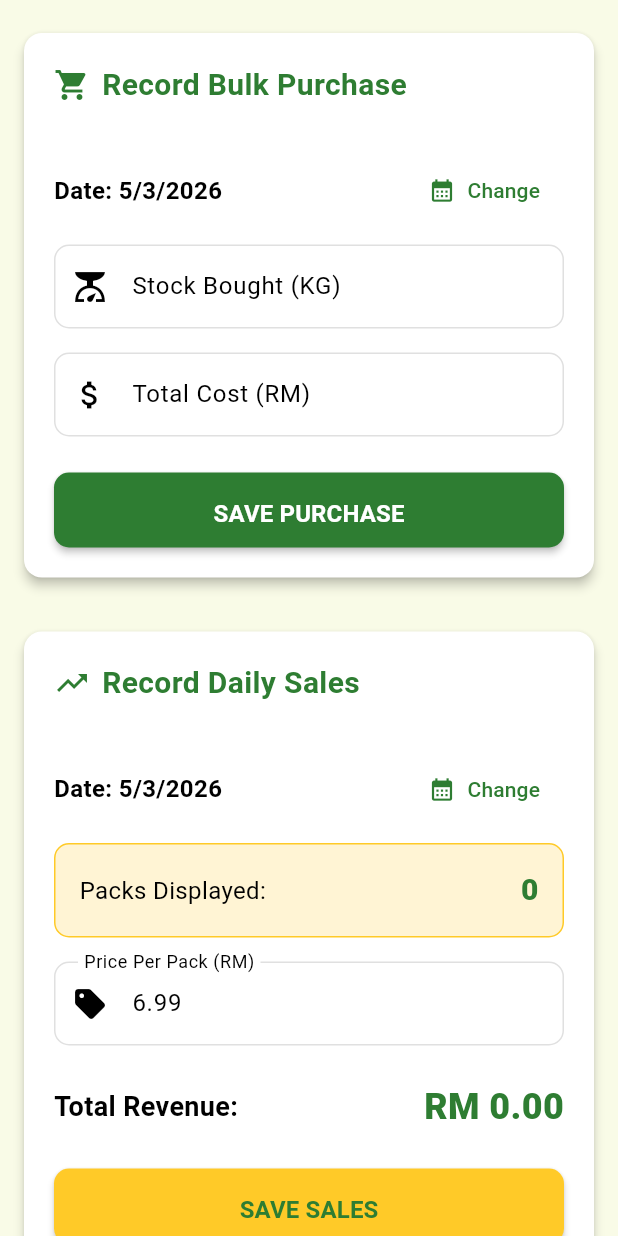
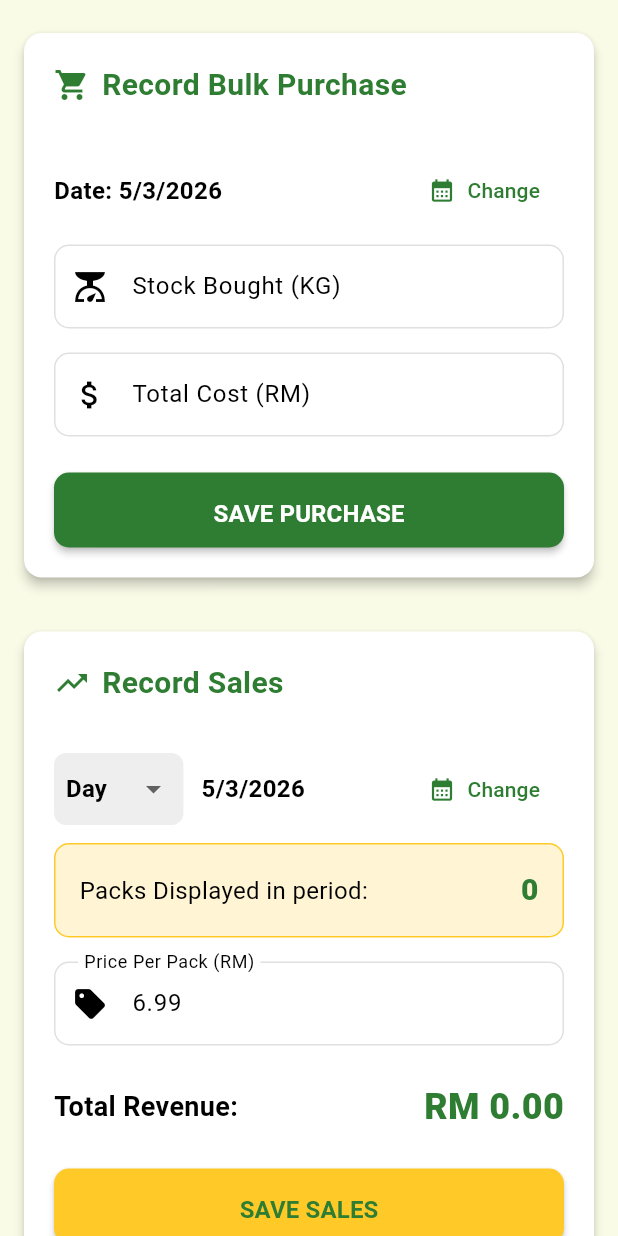
Before and after one commit to nassss20/nangka, a Flutter app: the FinancePage widget shown alone on an empty page, opened directly, after a tap on "SAVE SALES", on a phone screen of 412 x 824 dp. Run offline on Flutter 3.47's test engine with Material 3 defaults, Android fonts, the phone set to English and light mode, and no system bars; our stand-ins replace pdf, printing, shared_preferences; accounts and stored records are empty; network calls fail.

Commit message:
Update main.dart

```diff
--- a/lib/main.dart
+++ b/lib/main.dart
@@ -11,7 +11,6 @@ import 'package:printing/printing.dart';
 const String apiUrl = 'https://nangka-api.onrender.com/api/inventories';
 
 void main() async {
-  // Required so SharedPreferences can talk to the native code before the app starts
   WidgetsFlutterBinding.ensureInitialized();
   final prefs = await SharedPreferences.getInstance();
   final bool isLoggedIn = prefs.getBool('isLoggedIn') ?? false;
@@ -29,14 +28,12 @@ class NangkaApp extends StatelessWidget {
       debugShowCheckedModeBanner: false,
       title: 'Nangka Inventory',
       theme: ThemeData(
-        // --- NANGKA COLOR PALETTE ---
-        primaryColor: const Color(0xFF2E7D32), // Deep Nangka Green
-        scaffoldBackgroundColor: const Color(0xFFF9FBE7), // Very light yellow-green tint
+        primaryColor: const Color(0xFF2E7D32),
+        scaffoldBackgroundColor: const Color(0xFFF9FBE7),
         colorScheme: ColorScheme.fromSwatch().copyWith(
           primary: const Color(0xFF2E7D32),
-          secondary: const Color(0xFFFFCA28), // Vibrant Nangka Yellow
+          secondary: const Color(0xFFFFCA28),
         ),
-        // --- GLOBAL INPUT DESIGN (PC Friendly) ---
         inputDecorationTheme: InputDecorationTheme(
           filled: true,
           fillColor: Colors.white,
@@ -54,7 +51,6 @@ class NangkaApp extends StatelessWidget {
             borderSide: const BorderSide(color: Color(0xFF2E7D32), width: 2),
           ),
         ),
-        // --- GLOBAL BUTTON DESIGN ---
         elevatedButtonTheme: ElevatedButtonThemeData(
           style: ElevatedButton.styleFrom(
             backgroundColor: const Color(0xFF2E7D32),
@@ -64,14 +60,12 @@ class NangkaApp extends StatelessWidget {
             padding: const EdgeInsets.symmetric(vertical: 16),
           ),
         ),
-        // --- GLOBAL CARD DESIGN ---
         cardTheme: CardThemeData(
           elevation: 3,
           shape: RoundedRectangleBorder(borderRadius: BorderRadius.circular(12)),
           margin: const EdgeInsets.symmetric(vertical: 6),
         ),
       ),
-      // Automatically route user based on their saved login state
       home: isLoggedIn ? const MainDashboard() : const LoginPage(),
     );
   }
@@ -143,7 +137,7 @@ class _LoginPageState extends State<LoginPage> {
   void _login() async {
     if (_usernameController.text == 'admin' && _passwordController.text == 'admin') {
       final prefs = await SharedPreferences.getInstance();
-      await prefs.setBool('isLoggedIn', true); // Save login token
+      await prefs.setBool('isLoggedIn', true);
 
       if (mounted) {
         Navigator.pushReplacement(context, MaterialPageRoute(builder: (context) => const MainDashboard()));
@@ -159,7 +153,6 @@ class _LoginPageState extends State<LoginPage> {
   Widget build(BuildContext context) {
     return Scaffold(
       body: Center(
-        // PC FRIENDLY CONSTRAINT
         child: ConstrainedBox(
           constraints: const BoxConstraints(maxWidth: 400),
           child: Padding(
@@ -169,7 +162,7 @@ class _LoginPageState extends State<LoginPage> {
               children: [
                 Container(
                   padding: const EdgeInsets.all(16),
-                  decoration: BoxDecoration(
+                  decoration: const BoxDecoration(
                     color: Colors.white,
                     shape: BoxShape.circle,
                     boxShadow: [BoxShadow(color: Colors.black12, blurRadius: 10, spreadRadius: 5)],
@@ -191,8 +184,8 @@ class _LoginPageState extends State<LoginPage> {
                   child: ElevatedButton(
                     onPressed: _login,
                     style: ElevatedButton.styleFrom(
-                      backgroundColor: const Color(0xFFFFCA28), // Yellow Button
-                      foregroundColor: const Color(0xFF2E7D32), // Green Text
+                      backgroundColor: const Color(0xFFFFCA28),
+                      foregroundColor: const Color(0xFF2E7D32),
                     ),
                     child: const Text('LOGIN', style: TextStyle(fontSize: 18, fontWeight: FontWeight.bold, letterSpacing: 1.2))
                   )
@@ -222,7 +215,7 @@ class _MainDashboardState extends State<MainDashboard> {
 
   void _logout() async {
     final prefs = await SharedPreferences.getInstance();
-    await prefs.remove('isLoggedIn'); // Delete login token
+    await prefs.remove('isLoggedIn');
 
     if (mounted) {
       Navigator.pushReplacement(context, MaterialPageRoute(builder: (context) => const LoginPage()));
@@ -428,7 +421,6 @@ class _EntryPageState extends State<EntryPage> {
   @override
   Widget build(BuildContext context) {
     return Center(
-      // PC FRIENDLY CONSTRAINT
       child: ConstrainedBox(
         constraints: const BoxConstraints(maxWidth: 800),
         child: SingleChildScrollView(
@@ -514,19 +506,24 @@ class FinancePage extends StatefulWidget {
 }
 
 class _FinancePageState extends State<FinancePage> {
+  // Purchase controls
   DateTime _purchaseDate = DateTime.now();
-  DateTime _salesDate = DateTime.now();
-
   final _kgController = TextEditingController();
   final _purchaseRmController = TextEditingController();
+  InventoryItem? _currentPurchaseItem;
+
+  // Sales controls
+  String _salesMode = 'Day'; // 'Day' or 'Range'
+  DateTime _salesDate = DateTime.now();
+  DateTimeRange? _salesDateRange;
+
   final _salesPriceController = TextEditingController(text: '6.99');
 
+  List<InventoryItem> _currentSalesItems = [];
   int _salesDisplayedPacks = 0;
   double _totalSalesCalculated = 0.0;
+
   bool _isLoading = false;
-
-  InventoryItem? _currentPurchaseItem;
-  InventoryItem? _currentSalesItem;
 
   @override
   void initState() {
@@ -535,6 +532,7 @@ class _FinancePageState extends State<FinancePage> {
     _fetchSalesData();
   }
 
+  // ==== PURCHASE METHODS ====
   Future<InventoryItem?> _getFirstEntryForDate(DateTime date) async {
     try {
       final response = await http.get(Uri.parse(apiUrl)).timeout(const Duration(seconds: 5));
@@ -552,28 +550,8 @@ class _FinancePageState extends State<FinancePage> {
     InventoryItem? item = await _getFirstEntryForDate(_purchaseDate);
     setState(() {
       _currentPurchaseItem = item;
-      _clearPurchaseForm();
-    });
-  }
-
-  void _clearPurchaseForm() {
       _kgController.clear();
       _purchaseRmController.clear();
-  }
-
-  Future<void> _fetchSalesData() async {
-    InventoryItem? item = await _getFirstEntryForDate(_salesDate);
-    setState(() {
-      _currentSalesItem = item;
-      _salesDisplayedPacks = item?.displayPacks ?? 0;
-      _calculateSales();
-    });
-  }
-
-  void _calculateSales() {
-    double price = double.tryParse(_salesPriceController.text) ?? 0.0;
-    setState(() {
-      _totalSalesCalculated = _salesDisplayedPacks * price;
     });
   }
 
@@ -596,66 +574,105 @@ class _FinancePageState extends State<FinancePage> {
         };
         await http.post(Uri.parse(apiUrl), headers: {'Content-Type': 'application/json'}, body: json.encode(body));
       }
-
-      // Force UI to show new data immediately before fetching
-      setState(() {
-        if (_currentPurchaseItem != null) {
-          _currentPurchaseItem = InventoryItem(
-            id: _currentPurchaseItem!.id, date: _currentPurchaseItem!.date, kg: _currentPurchaseItem!.kg, purchaseKg: purchaseKg, totalPacks: _currentPurchaseItem!.totalPacks, displayPacks: _currentPurchaseItem!.displayPacks, rejectedAmount: _currentPurchaseItem!.rejectedAmount, rejectedUnit: _currentPurchaseItem!.rejectedUnit, balancePacks: _currentPurchaseItem!.balancePacks, purchaseRM: purchaseRm, salesRM: _currentPurchaseItem!.salesRM
-          );
-        }
-      });
-
       await _fetchPurchaseData();
       if (mounted) ScaffoldMessenger.of(context).showSnackBar(const SnackBar(content: Text('Purchase Saved!'), backgroundColor: Color(0xFF2E7D32)));
     } catch (e) {
-      print(e);
       if (mounted) ScaffoldMessenger.of(context).showSnackBar(const SnackBar(content: Text('Error saving purchase.'), backgroundColor: Colors.red));
     } finally { setState(() => _isLoading = false); }
   }
 
-  Future<void> _deleteFin(int id, bool isPurchase) async {
+  // ==== SALES METHODS ====
+  Future<void> _fetchSalesData() async {
     setState(() => _isLoading = true);
-    var item = isPurchase ? _currentPurchaseItem : _currentSalesItem;
-    if (item != null) {
     try {
-        Map<String, dynamic> body = item.toJson();
-        if (isPurchase) { body['purchase_kg'] = 0.0; body['purchase_rm'] = 0.0; } else { body['sales_rm'] = 0.0; }
-        await http.put(Uri.parse('$apiUrl/${item.id}'), headers: {'Content-Type': 'application/json'}, body: json.encode(body));
-        isPurchase ? await _fetchPurchaseData() : await _fetchSalesData();
-      } catch (e) { print(e); }
+      final response = await http.get(Uri.parse(apiUrl)).timeout(const Duration(seconds: 5));
+      if (response.statusCode == 200) {
+        List<dynamic> data = json.decode(response.body);
+        List<InventoryItem> allData = data.map((json) => InventoryItem.fromJson(json)).toList();
+
+        List<InventoryItem> filtered = [];
+        if (_salesMode == 'Day') {
+          filtered = allData.where((item) => item.date.year == _salesDate.year && item.date.month == _salesDate.month && item.date.day == _salesDate.day).toList();
+        } else if (_salesMode == 'Range' && _salesDateRange != null) {
+          DateTime start = DateTime(_salesDateRange!.start.year, _salesDateRange!.start.month, _salesDateRange!.start.day);
+          DateTime end = DateTime(_salesDateRange!.end.year, _salesDateRange!.end.month, _salesDateRange!.end.day);
+          filtered = allData.where((item) {
+            DateTime itemDay = DateTime(item.date.year, item.date.month, item.date.day);
+            return (itemDay.isAtSameMomentAs(start) || itemDay.isAfter(start)) && (itemDay.isAtSameMomentAs(end) || itemDay.isBefore(end));
+          }).toList();
         }
+
+        setState(() {
+          _currentSalesItems = filtered;
+          // Calculate sum of Display Packs in the selected range/day
+          _salesDisplayedPacks = filtered.fold(0, (sum, item) => sum + item.displayPacks);
+          _calculateSales();
+        });
+      }
+    } catch (e) {
+      print(e);
+    } finally {
       setState(() => _isLoading = false);
+    }
+  }
+
+  void _calculateSales() {
+    double price = double.tryParse(_salesPriceController.text) ?? 0.0;
+    setState(() {
+      _totalSalesCalculated = _salesDisplayedPacks * price;
+    });
   }
 
   Future<void> _saveSales() async {
-    if (_currentSalesItem == null) return;
+    if (_currentSalesItems.isEmpty) return;
     setState(() => _isLoading = true);
 
+    double price = double.tryParse(_salesPriceController.text) ?? 0.0;
+
     try {
-      Map<String, dynamic> body = _currentSalesItem!.toJson();
-      body['sales_rm'] = _totalSalesCalculated;
-      await http.put(Uri.parse('$apiUrl/${_currentSalesItem!.id}'), headers: {'Content-Type': 'application/json'}, body: json.encode(body));
-
-      // Force UI to show new data immediately before fetching
-      setState(() {
-        _currentSalesItem = InventoryItem(
-            id: _currentSalesItem!.id, date: _currentSalesItem!.date, kg: _currentSalesItem!.kg, purchaseKg: _currentSalesItem!.purchaseKg, totalPacks: _currentSalesItem!.totalPacks, displayPacks: _currentSalesItem!.displayPacks, rejectedAmount: _currentSalesItem!.rejectedAmount, rejectedUnit: _currentSalesItem!.rejectedUnit, balancePacks: _currentSalesItem!.balancePacks, purchaseRM: _currentSalesItem!.purchaseRM, salesRM: _totalSalesCalculated
-        );
-      });
-
+      // Update each item in the day/range
+      for (var item in _currentSalesItems) {
+        Map<String, dynamic> body = item.toJson();
+        // Calculation per item: Individual Displayed Packs * Unified Price
+        body['sales_rm'] = item.displayPacks * price;
+        await http.put(Uri.parse('$apiUrl/${item.id}'), headers: {'Content-Type': 'application/json'}, body: json.encode(body));
+      }
       await _fetchSalesData();
       if (mounted) ScaffoldMessenger.of(context).showSnackBar(const SnackBar(content: Text('Sales Saved!'), backgroundColor: Color(0xFF2E7D32)));
     } catch (e) {
-      print(e);
       if (mounted) ScaffoldMessenger.of(context).showSnackBar(const SnackBar(content: Text('Error saving sales.'), backgroundColor: Colors.red));
     } finally { setState(() => _isLoading = false); }
+  }
+
+  // ==== COMMON ====
+  Future<void> _deleteFin(bool isPurchase) async {
+    setState(() => _isLoading = true);
+    try {
+      if (isPurchase && _currentPurchaseItem != null) {
+        Map<String, dynamic> body = _currentPurchaseItem!.toJson();
+        body['purchase_kg'] = 0.0;
+        body['purchase_rm'] = 0.0;
+        await http.put(Uri.parse('$apiUrl/${_currentPurchaseItem!.id}'), headers: {'Content-Type': 'application/json'}, body: json.encode(body));
+        await _fetchPurchaseData();
+      } else if (!isPurchase && _currentSalesItems.isNotEmpty) {
+        for (var item in _currentSalesItems) {
+          Map<String, dynamic> body = item.toJson();
+          body['sales_rm'] = 0.0;
+          await http.put(Uri.parse('$apiUrl/${item.id}'), headers: {'Content-Type': 'application/json'}, body: json.encode(body));
+        }
+        await _fetchSalesData();
+      }
+    } catch (e) { print(e); }
+    setState(() => _isLoading = false);
   }
 
   String _formatDate(DateTime d) => '${d.day}/${d.month}/${d.year}';
 
   @override
   Widget build(BuildContext context) {
+    // Current recorded sales for the view
+    double recordedSalesTotal = _currentSalesItems.fold(0.0, (sum, item) => sum + item.salesRM);
+
     return Center(
       child: ConstrainedBox(
         constraints: const BoxConstraints(maxWidth: 800),
@@ -715,14 +732,9 @@ class _FinancePageState extends State<FinancePage> {
                                   Text('Cost: RM ${_currentPurchaseItem!.purchaseRM.toStringAsFixed(2)}', style: TextStyle(color: Colors.red[700], fontWeight: FontWeight.w600)),
                                 ],
                               ),
-                              Row(
-                                children: [
-                                  // REMOVED EDIT BUTTON HERE
                               IconButton(
                                 icon: const Icon(Icons.delete, color: Colors.red),
-                                    onPressed: () => _deleteFin(_currentPurchaseItem!.id, true)
-                                  ),
-                                ],
+                                onPressed: () => _deleteFin(true)
                               )
                             ],
                           )
@@ -746,23 +758,55 @@ class _FinancePageState extends State<FinancePage> {
                         children: [
                           const Icon(Icons.trending_up, color: Color(0xFF2E7D32)),
                           const SizedBox(width: 8),
-                          const Text('Record Daily Sales', style: TextStyle(fontSize: 20, fontWeight: FontWeight.bold, color: Color(0xFF2E7D32))),
+                          const Text('Record Sales', style: TextStyle(fontSize: 20, fontWeight: FontWeight.bold, color: Color(0xFF2E7D32))),
                         ],
                       ),
                       const Divider(height: 32, thickness: 1.5),
+
+                      // Day/Range Header
                       Row(
                         mainAxisAlignment: MainAxisAlignment.spaceBetween,
                         children: [
-                          Text('Date: ${_formatDate(_salesDate)}', style: const TextStyle(fontSize: 16, fontWeight: FontWeight.w600)),
+                          Row(
+                            children: [
+                              Container(
+                                padding: const EdgeInsets.symmetric(horizontal: 8),
+                                decoration: BoxDecoration(color: Colors.grey[200], borderRadius: BorderRadius.circular(8)),
+                                child: DropdownButtonHideUnderline(
+                                  child: DropdownButton<String>(
+                                    value: _salesMode,
+                                    items: ['Day', 'Range'].map((String value) => DropdownMenuItem<String>(value: value, child: Text(value, style: const TextStyle(fontWeight: FontWeight.bold)))).toList(),
+                                    onChanged: (newValue) {
+                                      setState(() => _salesMode = newValue!);
+                                      _fetchSalesData();
+                                    }
+                                  ),
+                                ),
+                              ),
+                              const SizedBox(width: 12),
+                              Text(
+                                _salesMode == 'Day'
+                                  ? _formatDate(_salesDate)
+                                  : (_salesDateRange != null ? '${_formatDate(_salesDateRange!.start)} - ${_formatDate(_salesDateRange!.end)}' : 'Select Range'),
+                                style: const TextStyle(fontSize: 16, fontWeight: FontWeight.w600)
+                              ),
+                            ],
+                          ),
                           TextButton.icon(
                             onPressed: () async {
+                              if (_salesMode == 'Day') {
                                 final picked = await showDatePicker(context: context, initialDate: _salesDate, firstDate: DateTime(2020), lastDate: DateTime(2101));
                                 if (picked != null) { setState(() => _salesDate = picked); _fetchSalesData(); }
+                              } else {
+                                final picked = await showDateRangePicker(context: context, firstDate: DateTime(2020), lastDate: DateTime(2101), initialDateRange: _salesDateRange);
+                                if (picked != null) { setState(() => _salesDateRange = picked); _fetchSalesData(); }
+                              }
                             },
                             icon: const Icon(Icons.calendar_month, color: Color(0xFF2E7D32)), label: const Text('Change', style: TextStyle(color: Color(0xFF2E7D32)))
                           )
                         ],
                       ),
+
                       const SizedBox(height: 12),
                       Container(
                         width: double.infinity,
@@ -771,7 +815,7 @@ class _FinancePageState extends State<FinancePage> {
                         child: Row(
                           mainAxisAlignment: MainAxisAlignment.spaceBetween,
                           children: [
-                            const Text('Packs Displayed:', style: TextStyle(fontSize: 16)),
+                            const Text('Packs Displayed in period:', style: TextStyle(fontSize: 16)),
                             Text('$_salesDisplayedPacks', style: const TextStyle(fontSize: 20, fontWeight: FontWeight.w900, color: Color(0xFF2E7D32))),
                           ],
                         ),
@@ -789,7 +833,7 @@ class _FinancePageState extends State<FinancePage> {
                       const SizedBox(height: 24),
                       SizedBox(width: double.infinity, height: 50, child: ElevatedButton(style: ElevatedButton.styleFrom(backgroundColor: const Color(0xFFFFCA28), foregroundColor: const Color(0xFF2E7D32)), onPressed: _isLoading ? null : _saveSales, child: const Text('SAVE SALES', style: TextStyle(fontSize: 16, fontWeight: FontWeight.bold)))),
 
-                      if (_currentSalesItem != null && _currentSalesItem!.salesRM > 0) ...[
+                      if (recordedSalesTotal > 0) ...[
                         const SizedBox(height: 20),
                         Container(
                           padding: const EdgeInsets.all(16),
@@ -802,12 +846,12 @@ class _FinancePageState extends State<FinancePage> {
                                 children: [
                                   const Text('Recorded Revenue', style: TextStyle(fontWeight: FontWeight.bold, fontSize: 16)),
                                   const SizedBox(height: 4),
-                                  Text('Total: RM ${_currentSalesItem!.salesRM.toStringAsFixed(2)}', style: const TextStyle(color: Color(0xFF2E7D32), fontWeight: FontWeight.w600)),
+                                  Text('Total: RM ${recordedSalesTotal.toStringAsFixed(2)}', style: const TextStyle(color: Color(0xFF2E7D32), fontWeight: FontWeight.w600)),
                                 ],
                               ),
                               IconButton(
                                 icon: const Icon(Icons.delete, color: Colors.red),
-                                onPressed: () => _deleteFin(_currentSalesItem!.id, false)
+                                onPressed: () => _deleteFin(false) // false means deleting sales
                               ),
                             ],
                           )
@@ -1018,7 +1062,6 @@ class _SummaryPageState extends State<SummaryPage> {
 
         List<InventoryItem> filteredData = _filterData(snapshot.data ?? []);
 
-        // --- ADDED SORTING: Forces Chronological Order ---
         filteredData.sort((a, b) => a.date.compareTo(b.date));
 
         Map<String, Map<String, dynamic>> dailyTotals = {};
```
Lines whose indentation alone changed are shown as unchanged.
